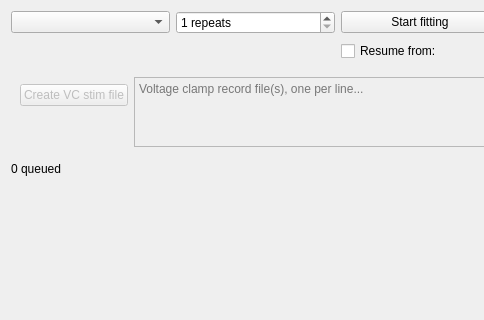
Qt form src/gui/gafitterwidget.ui (CompEphys-team/rtdo) before a commit; both pictures show x 0 to 484 and y 0 to 320 of the 840 by 610 pixel window.
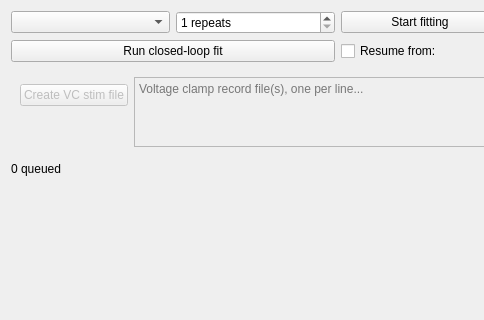
The same form after that commit. Custom widgets are drawn as their Qt base class.

Commit message: Added closed-loop UI

```diff
--- a/src/gui/gafitterwidget.ui
+++ b/src/gui/gafitterwidget.ui
@@ -153,6 +153,13 @@
      </property>
     </widget>
    </item>
+   <item row="1" column="0" colspan="2">
+    <widget class="QPushButton" name="cl_run">
+     <property name="text">
+      <string>Run closed-loop fit</string>
+     </property>
+    </widget>
+   </item>
   </layout>
  </widget>
  <customwidgets>
```
The commit also changes 2 other files.
